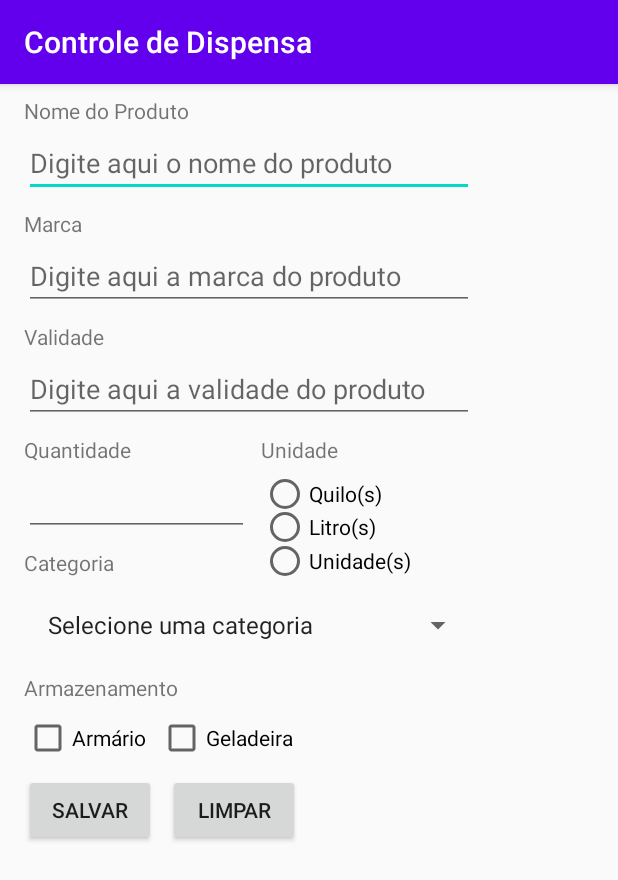
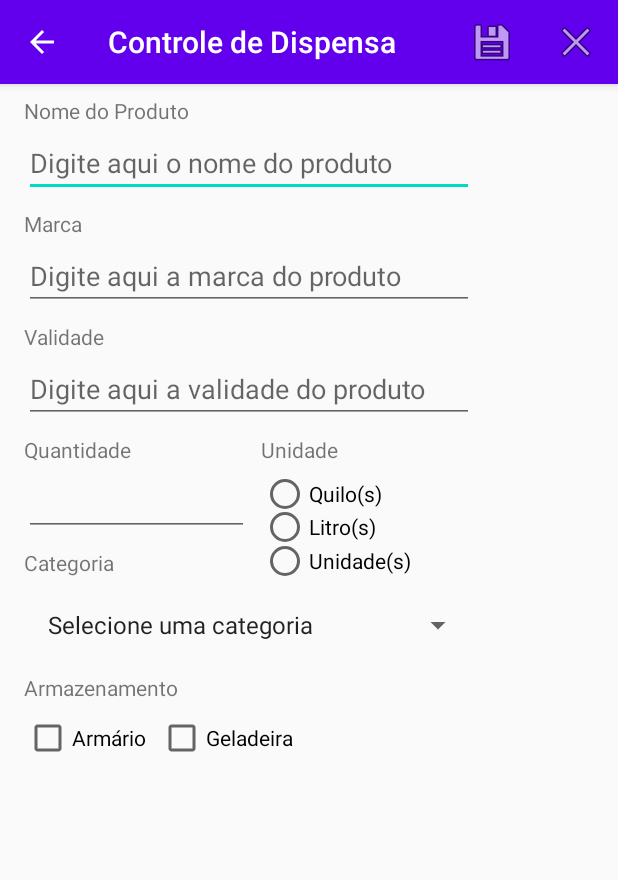
Before and after one commit to marcosmmn/sistemaAndroid, an Android app: the MainActivity screen opened directly, with no data from a screen before it, on a phone screen of 412 x 824 dp. Shown: the top 880 px of the screen. Run offline under Robolectric (Android 15) with nearby library versions, the phone set to English and light mode, and no system bars.

```diff
--- a/app/src/main/java/marcos/com/controlededispensa/ActivityAutoria.java
+++ b/app/src/main/java/marcos/com/controlededispensa/ActivityAutoria.java
@@ -1,5 +1,6 @@
 package marcos.com.controlededispensa;
 
+import androidx.appcompat.app.ActionBar;
 import androidx.appcompat.app.AppCompatActivity;
 
 import android.os.Bundle;
@@ -10,5 +11,10 @@ public class ActivityAutoria extends AppCompatActivity {
     protected void onCreate(Bundle savedInstanceState) {
         super.onCreate(savedInstanceState);
         setContentView(R.layout.activity_autoria);
+
+        ActionBar actionBar = getSupportActionBar();
+        if(actionBar != null){
+            actionBar.setDisplayHomeAsUpEnabled(true);
+        }
     }
 }
--- a/app/src/main/java/marcos/com/controlededispensa/MainActivity.java
+++ b/app/src/main/java/marcos/com/controlededispensa/MainActivity.java
@@ -1,10 +1,14 @@
 package marcos.com.controlededispensa;
 
+import androidx.annotation.NonNull;
+import androidx.appcompat.app.ActionBar;
 import androidx.appcompat.app.AppCompatActivity;
 
 import android.app.Activity;
 import android.content.Intent;
 import android.os.Bundle;
+import android.view.Menu;
+import android.view.MenuItem;
 import android.view.View;
 import android.widget.ArrayAdapter;
 import android.widget.Button;
@@ -20,25 +24,34 @@ import java.util.concurrent.ScheduledExecutorService;
 public class MainActivity extends AppCompatActivity {
 
     private Spinner spinnerCategoria;
-    private Button buttonLimpar;
+
     private EditText editTextNome, editTextMarca, editTextValidade, editTextQtd;
     private RadioGroup radioGroupUnid;
     private CheckBox checkBoxArmario, checkBoxGeladeira;
-    public static final String NOME = "NOME";
-    public static final String MARCA = "MARCA";
+    public static final String NOME     = "NOME";
+    public static final String MARCA    = "MARCA";
     public static final String VALIDADE = "VALIDADE";
-    public static final String QTD = "QTD";
-    public static final String UNID = "UNID";
-    public static final String CATEGORIA = "CATEGORIA";
-    public static final String ARMAZ = "ARMAZ";
+    public static final String QTD      = "QTD";
+    public static final String UNID     = "UNID";
+    public static final String CATEGORIA= "CATEGORIA";
+    public static final String ARMAZ    = "ARMAZ";
+
+    public static final String MODO    = "MODO";
+    public static final int    NOVO    = 1;
+    public  static final int   ALTERAR = 2;
 
     @Override
     protected void onCreate(Bundle savedInstanceState) {
         super.onCreate(savedInstanceState);
         setContentView(R.layout.activity_main);
 
+        ActionBar actionBar = getSupportActionBar();
+        if(actionBar != null){
+            actionBar.setDisplayHomeAsUpEnabled(true);
+        }
+
         spinnerCategoria = findViewById(R.id.spinnerCategoria);
-        buttonLimpar = findViewById(R.id.buttonLimpar);
+
         editTextNome = findViewById(R.id.editTextNome);
         editTextQtd = findViewById(R.id.editTextQtd);
         editTextMarca = findViewById(R.id.editTextMarca);
@@ -49,6 +62,28 @@ public class MainActivity extends AppCompatActivity {
 
         popularSpinner();
     }
+    @Override
+    public boolean onCreateOptionsMenu(Menu menu) {
+        getMenuInflater().inflate(R.menu.produto_opcoes,menu);
+        return true;
+    }
+
+    @Override
+    public boolean onOptionsItemSelected(@NonNull MenuItem item) {
+        switch (item.getItemId()){
+            case R.id.menuItemSalvar:
+
+                return true;
+            case R.id.menuItemLimpar:
+
+                return  true;
+            default:
+                return super.onOptionsItemSelected(item);
+        }
+
+    }
+
+
 
     public void popularSpinner() {
         ArrayList<String> lista = new ArrayList<>();
@@ -73,7 +108,7 @@ public class MainActivity extends AppCompatActivity {
 
     }
 
-    public void limpar(View view) {
+    public void limpar(MenuItem item) {
         editTextNome.setText(null);
         editTextMarca.setText(null);
         editTextValidade.setText(null);
@@ -90,7 +125,7 @@ public class MainActivity extends AppCompatActivity {
         Toast.makeText(this, R.string.campos_limpos, Toast.LENGTH_LONG).show();
     }
 
-    public void salvar(View view) {
+    public void salvar(MenuItem item) {
         String nome = editTextNome.getText().toString();
         String marca = editTextMarca.getText().toString();
         String validade = editTextValidade.getText().toString();
--- a/app/src/main/res/layout/activity_main.xml
+++ b/app/src/main/res/layout/activity_main.xml
@@ -2,6 +2,7 @@
 <androidx.constraintlayout.widget.ConstraintLayout xmlns:android="http://schemas.android.com/apk/res/android"
     xmlns:app="http://schemas.android.com/apk/res-auto"
     xmlns:tools="http://schemas.android.com/tools"
+    android:id="@+id/layout_add"
     android:layout_width="match_parent"
     android:layout_height="match_parent"
     tools:context=".MainActivity">
@@ -14,6 +15,7 @@
             android:layout_width="match_parent"
             android:layout_height="match_parent"
             android:orientation="vertical">
+
             <TextView
                 android:id="@+id/textView"
                 android:layout_width="wrap_content"
@@ -185,27 +187,6 @@
                 app:layout_constraintStart_toEndOf="@+id/checkBoxArmario"
                 app:layout_constraintTop_toBottomOf="@+id/textView7" />
 
-    <Button
-        android:id="@+id/buttonSalvar"
-        android:layout_width="wrap_content"
-        android:layout_height="wrap_content"
-        android:layout_marginStart="16dp"
-        android:layout_marginTop="8dp"
-        android:onClick="salvar"
-        android:text="@string/salvar"
-        app:layout_constraintStart_toStartOf="parent"
-        app:layout_constraintTop_toBottomOf="@+id/checkBoxArmario" />
-
-    <Button
-        android:id="@+id/buttonLimpar"
-        android:layout_width="wrap_content"
-        android:layout_height="wrap_content"
-        android:layout_marginStart="8dp"
-        android:layout_marginTop="8dp"
-        android:onClick="limpar"
-        android:text="@string/limpar"
-        app:layout_constraintStart_toEndOf="@+id/buttonSalvar"
-        app:layout_constraintTop_toBottomOf="@+id/checkBoxArmario" />
         </androidx.constraintlayout.widget.ConstraintLayout>
     </ScrollView>
 </androidx.constraintlayout.widget.ConstraintLayout>
--- /dev/null
+++ b/app/src/main/res/menu/produto_opcoes.xml
@@ -0,0 +1,17 @@
+<?xml version="1.0" encoding="utf-8"?>
+<menu xmlns:app="http://schemas.android.com/apk/res-auto"
+    xmlns:android="http://schemas.android.com/apk/res/android">
+
+    <item
+        android:id="@+id/menuItemSalvar"
+        android:icon="@android:drawable/ic_menu_save"
+        android:onClick="salvar"
+        android:title="@string/salvar"
+        app:showAsAction="ifRoom" />
+    <item
+        android:id="@+id/menuItemLimpar"
+        android:icon="@android:drawable/ic_menu_close_clear_cancel"
+        android:onClick="limpar"
+        android:title="@string/limpar"
+        app:showAsAction="ifRoom" />
+</menu>
--- a/app/src/main/res/values/strings.xml
+++ b/app/src/main/res/values/strings.xml
@@ -67,4 +67,7 @@
     <string name="add">Adicionar</string>
     <string name="btn_sobre">Sobre</string>
     <string name="imagem">imagem</string>
+    <string name="adicionar">Adicionar</string>
+    <string name="editar">Editar</string>
+    <string name="excluir">Excluir</string>
 </resources>
```
Also changed, not shown: app/src/main/AndroidManifest.xml (+13 -2 lines), app/src/main/java/marcos/com/controlededispensa/ListaActivity.java (+30 -3 lines), app/src/main/res/layout/activity_lista.xml (+1 -23 lines), app/src/main/res/menu/principal_item_selecionado.xml (added, +15 -0 lines), app/src/main/res/menu/principal_opcoes.xml (added, +15 -0 lines). Lines whose indentation alone changed are shown as unchanged.
